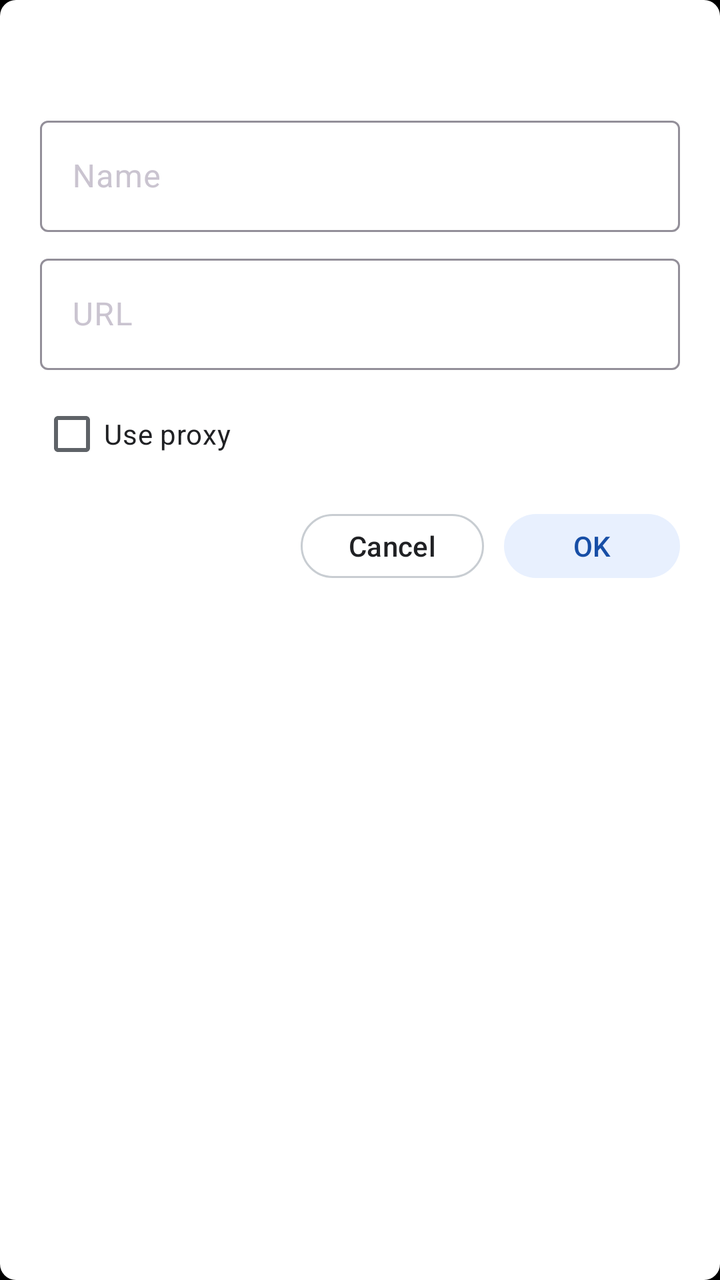
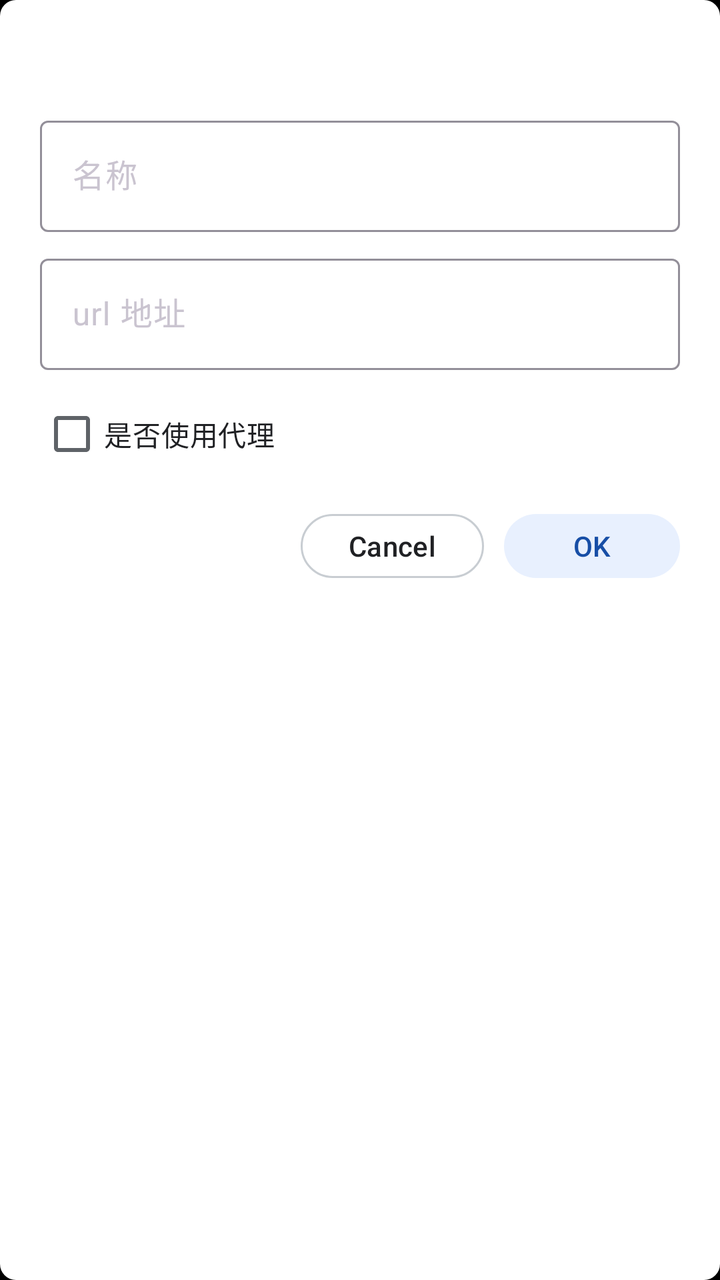

The first picture is an Android layout as it rendered before a commit; the second is the same layout after the commit. The layout source and the unified diff follow.
<!-- AndroidManifest.xml: application theme Theme.App -->
<!-- res/layout/dialog_script_url.xml -->
<?xml version="1.0" encoding="utf-8"?>
<androidx.appcompat.widget.LinearLayoutCompat xmlns:android="http://schemas.android.com/apk/res/android"
    xmlns:app="http://schemas.android.com/apk/res-auto"
    xmlns:tools="http://schemas.android.com/tools"
    android:layout_width="match_parent"
    android:layout_height="wrap_content"
    android:background="@drawable/shape_shell_proxy_dialog"
    android:orientation="vertical"
    android:paddingStart="20dp"
    android:paddingTop="16dp"
    android:paddingEnd="20dp"
    android:paddingBottom="12dp">

    <com.google.android.material.textview.MaterialTextView
        android:id="@+id/title"
        android:layout_width="match_parent"
        android:layout_height="wrap_content"
        android:textColor="#202124"
        android:textSize="20sp"
        android:textStyle="bold" />

    <com.google.android.material.textfield.TextInputLayout
        android:layout_width="match_parent"
        android:layout_height="wrap_content"
        android:layout_marginTop="12dp"
        android:hint="@string/script_url_name"
        app:boxBackgroundColor="@color/white"
        app:hintTextColor="#5F6368">

        <com.google.android.material.textfield.TextInputEditText
            android:id="@+id/name"
            android:layout_width="match_parent"
            android:layout_height="wrap_content"
            android:imeOptions="actionNext"
            android:inputType="text"
            android:singleLine="true"
            android:textColor="#202124" />

    </com.google.android.material.textfield.TextInputLayout>

    <com.google.android.material.textfield.TextInputLayout
        android:layout_width="match_parent"
        android:layout_height="wrap_content"
        android:layout_marginTop="8dp"
        android:hint="@string/script_url_hint"
        app:boxBackgroundColor="@color/white"
        app:hintTextColor="#5F6368">

        <com.google.android.material.textfield.TextInputEditText
            android:id="@+id/url"
            android:layout_width="match_parent"
            android:layout_height="wrap_content"
            android:imeOptions="actionDone"
            android:inputType="textUri"
            android:singleLine="true"
            android:textColor="#202124" />

    </com.google.android.material.textfield.TextInputLayout>

    <com.google.android.material.checkbox.MaterialCheckBox
        android:id="@+id/proxy"
        android:layout_width="match_parent"
        android:layout_height="wrap_content"
        android:layout_marginTop="8dp"
        android:text="@string/script_use_proxy"
        android:textColor="#202124"
        app:buttonTint="@color/dialog_checkbox_tint" />

    <androidx.appcompat.widget.LinearLayoutCompat
        android:layout_width="match_parent"
        android:layout_height="wrap_content"
        android:layout_marginTop="12dp"
        android:gravity="center_vertical"
        android:orientation="horizontal">

        <Space
            android:layout_width="0dp"
            android:layout_height="1dp"
            android:layout_weight="1" />

        <com.google.android.material.button.MaterialButton
            android:id="@+id/delete"
            style="@style/Widget.Material3.Button.OutlinedButton"
            android:layout_width="wrap_content"
            android:layout_height="40dp"
            android:minHeight="40dp"
            android:text="@string/script_delete"
            android:textColor="@color/dialog_outlined_button_text"
            android:visibility="gone"
            app:backgroundTint="@color/dialog_outlined_button_bg"
            app:strokeColor="@color/dialog_outlined_button_stroke"
            tools:visibility="visible" />

        <com.google.android.material.button.MaterialButton
            android:id="@+id/negative"
            style="@style/Widget.Material3.Button.OutlinedButton"
            android:layout_width="wrap_content"
            android:layout_height="40dp"
            android:minHeight="40dp"
            android:text="@string/dialog_negative"
            android:textColor="@color/dialog_outlined_button_text"
            app:backgroundTint="@color/dialog_outlined_button_bg"
            app:strokeColor="@color/dialog_outlined_button_stroke" />

        <com.google.android.material.button.MaterialButton
            android:id="@+id/positive"
            style="@style/Widget.Material3.Button"
            android:layout_width="wrap_content"
            android:layout_height="40dp"
            android:layout_marginStart="10dp"
            android:minHeight="40dp"
            android:text="@string/dialog_positive"
            android:textColor="@color/dialog_primary_button_text"
            app:backgroundTint="@color/dialog_primary_button_bg" />

    </androidx.appcompat.widget.LinearLayoutCompat>

</androidx.appcompat.widget.LinearLayoutCompat>
<!-- resources referenced by this layout -->
<resources>
  <color name="white">#FFFFFF</color>
  <!-- drawable shape_shell_proxy_dialog (drawable) -->
  <?xml version="1.0" encoding="utf-8"?>
  <shape xmlns:android="http://schemas.android.com/apk/res/android"
      android:shape="rectangle">
  
      <solid android:color="@color/white" />
  
      <corners android:radius="8dp" />
  
  </shape>
  <string name="dialog_negative">Cancel</string>
  <string name="dialog_positive">OK</string>
  <string name="script_delete">Delete</string>
  <string name="script_url_hint">URL</string>
  <string name="script_url_name">Name</string>
  <string name="script_use_proxy">Use proxy</string>
  <style name="Theme.App" parent="Theme.Base" />
  <style name="Theme.Base" parent="Theme.Material3.Dark.NoActionBar">
          <item name="colorPrimary">@color/white</item>
          <item name="android:windowBackground">@color/black</item>
          <item name="android:windowFullscreen">true</item>
          <item name="android:windowTranslucentStatus">true</item>
          <item name="android:windowTranslucentNavigation">true</item>
          <item name="android:windowAnimationStyle">@style/NoAnim</item>
      </style>
  <color name="black">#000000</color>
  <style name="NoAnim">
          <item name="android:activityOpenEnterAnimation">@null</item>
          <item name="android:activityOpenExitAnimation">@null</item>
          <item name="android:activityCloseEnterAnimation">@null</item>
          <item name="android:activityCloseExitAnimation">@null</item>
      </style>
</resources>

<!-- the commit's change to res/layout/dialog_script_url.xml (unified diff, before → after) -->
@@ -15,7 +15,7 @@
         android:id="@+id/title"
         android:layout_width="match_parent"
         android:layout_height="wrap_content"
-        android:textColor="#202124"
+        android:textColor="@color/dialog_outlined_button_text"
         android:textSize="20sp"
         android:textStyle="bold" />
 
@@ -25,7 +25,7 @@
         android:layout_marginTop="12dp"
         android:hint="@string/script_url_name"
         app:boxBackgroundColor="@color/white"
-        app:hintTextColor="#5F6368">
+        app:hintTextColor="@color/sync_device_subtext">
 
         <com.google.android.material.textfield.TextInputEditText
             android:id="@+id/name"
@@ -34,7 +34,7 @@
             android:imeOptions="actionNext"
             android:inputType="text"
             android:singleLine="true"
-            android:textColor="#202124" />
+            android:textColor="@color/dialog_outlined_button_text" />
 
     </com.google.android.material.textfield.TextInputLayout>
 
@@ -44,7 +44,7 @@
         android:layout_marginTop="8dp"
         android:hint="@string/script_url_hint"
         app:boxBackgroundColor="@color/white"
-        app:hintTextColor="#5F6368">
+        app:hintTextColor="@color/sync_device_subtext">
 
         <com.google.android.material.textfield.TextInputEditText
             android:id="@+id/url"
@@ -53,7 +53,7 @@
             android:imeOptions="actionDone"
             android:inputType="textUri"
             android:singleLine="true"
-            android:textColor="#202124" />
+            android:textColor="@color/dialog_outlined_button_text" />
 
     </com.google.android.material.textfield.TextInputLayout>
 
@@ -63,7 +63,7 @@
         android:layout_height="wrap_content"
         android:layout_marginTop="8dp"
         android:text="@string/script_use_proxy"
-        android:textColor="#202124"
+        android:textColor="@color/dialog_outlined_button_text"
         app:buttonTint="@color/dialog_checkbox_tint" />
 
     <androidx.appcompat.widget.LinearLayoutCompat
<!-- resource entries referenced after the edit -->
@@ -13,10 +13,10 @@
   </shape>
   <string name="dialog_negative">Cancel</string>
   <string name="dialog_positive">OK</string>
-  <string name="script_delete">Delete</string>
-  <string name="script_url_hint">URL</string>
-  <string name="script_url_name">Name</string>
-  <string name="script_use_proxy">Use proxy</string>
+  <string name="script_delete">删除</string>
+  <string name="script_url_hint">url 地址</string>
+  <string name="script_url_name">名称</string>
+  <string name="script_use_proxy">是否使用代理</string>
   <style name="Theme.App" parent="Theme.Base" />
   <style name="Theme.Base" parent="Theme.Material3.Dark.NoActionBar">
           <item name="colorPrimary">@color/white</item>
